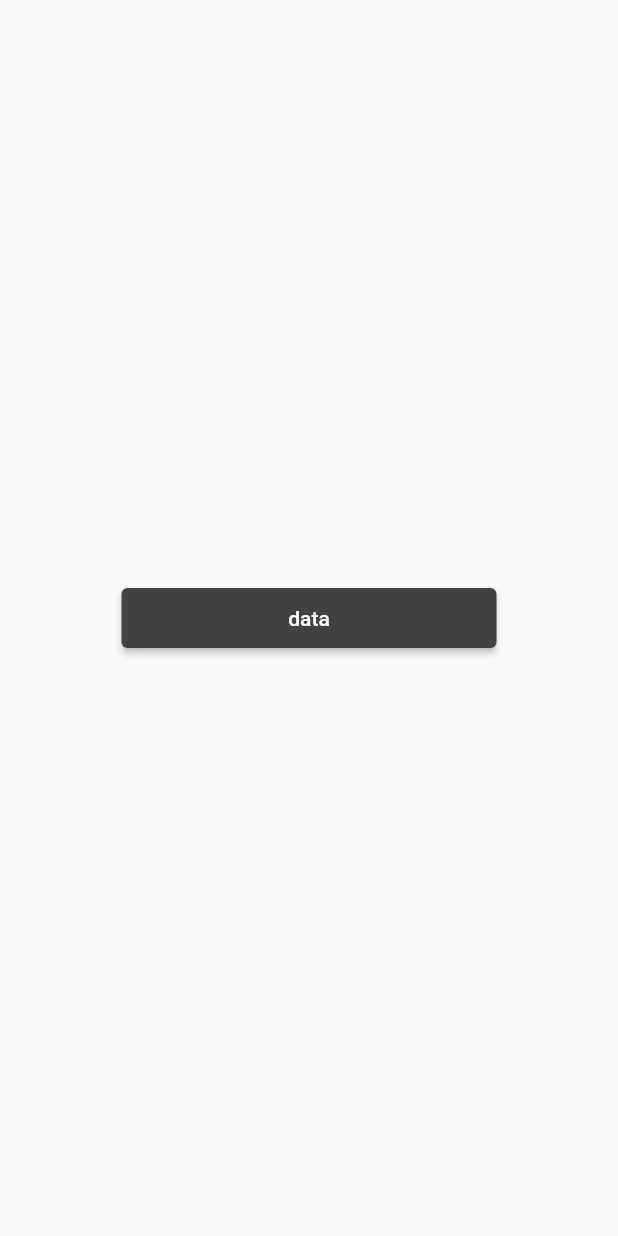
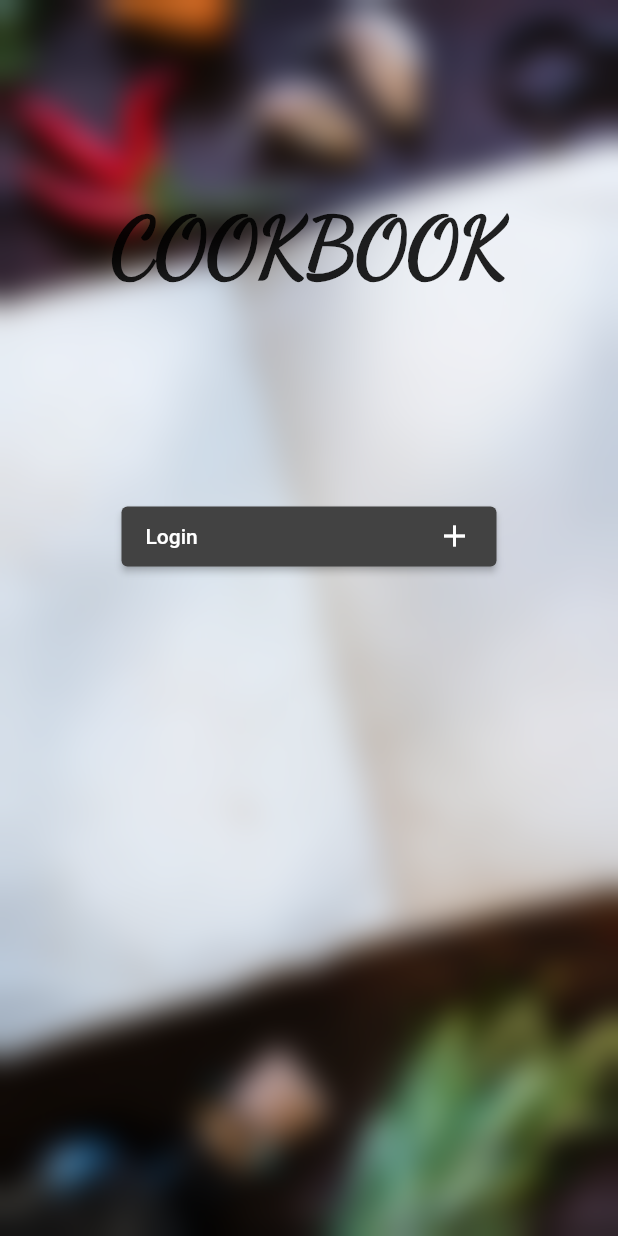
Before and after one commit to berkeparildar/Cookbook-App, a Flutter app: the screen it shows after launch, on a phone screen of 412 x 824 dp. Run offline on Flutter 3.47's test engine with Material 2 defaults, Android fonts, the phone set to English and light mode, and no system bars; our stand-ins replace cloud_firestore, firebase_auth, firebase_core; accounts and stored records are empty; generated files the repository leaves out were written again.

Commit message:
-Project final state and video recorded.

```diff
--- a/lib/add_recipe.dart
+++ b/lib/add_recipe.dart
@@ -477,8 +477,8 @@ class _AddRecipeState extends State<AddRecipePage> {
                                           preparingTController.text = value!;
                                         },
                                         textInputAction: TextInputAction.done,
-                                        maxLines: 10,
-                                        minLines: 3,
+                                        maxLines: 1,
+                                        minLines: 1,
                                       )),
                                 ),
                               ],
--- a/lib/main.dart
+++ b/lib/main.dart
@@ -11,8 +11,7 @@ import 'package:se380_project/google_sign_in.dart';
 import 'firebase_options.dart';
 import 'tags.dart';
 
-void main()  {
-
+void main() {
   runApp(MyApp());
 }
 
@@ -31,16 +30,14 @@ class _SplashScreenState extends State<SplashScreen> {
     // TODO: implement initState
     super.initState();
     initializeFirebase();
-
   }
 
   Future<void> initializeFirebase() async {
     await Firebase.initializeApp();
     setState(() {
       isFireBaseInit = true;
-
     });
-    if (FirebaseAuth.instance.currentUser != null){
+    if (FirebaseAuth.instance.currentUser != null) {
       goToMain();
     }
     //goToMain();
@@ -54,12 +51,53 @@ class _SplashScreenState extends State<SplashScreen> {
   @override
   Widget build(BuildContext context) {
     return Scaffold(
-      body: Center(
-        child: isFireBaseInit ? ElevatedButton(onPressed: () async {
-          await signInWithGoogle();
-          goToMain();
-        },
-            child: Text('data')) : CircularProgressIndicator(),
+      body: DecoratedBox(
+        decoration: const BoxDecoration(
+            image: DecorationImage(
+                image: AssetImage("Assets/images/bg.jpg"), fit: BoxFit.cover)),
+        child: BackdropFilter(
+          filter: ImageFilter.blur(sigmaY: 10, sigmaX: 10),
+          child: Center(
+            child: Column(
+              children: <Widget>[
+                const Expanded(
+                  flex: 40,
+                  child: Center(
+                      child: Text(
+                    "COOKBOOK",
+                    style: TextStyle(
+                        fontFamily: "DancingScript",
+                        fontSize: 55,
+                        fontWeight: FontWeight.bold),
+                  )),
+                ),
+                Expanded(
+                  flex: 60,
+                  child: Column(
+                    children: [
+                      Padding(
+                        padding: const EdgeInsets.all(4),
+                        child: ElevatedButton(
+                          onPressed: () async {
+                            await signInWithGoogle();
+                            goToMain();
+                          },
+                          child: Row(
+                            mainAxisAlignment: MainAxisAlignment.spaceBetween,
+                            children: const [
+                              Text("Login"),
+                              Icon(Icons.add),
+                            ],
+                          ),
+                        ),
+                      ),
+                    ],
+                  ),
+                ),
+              ],
+            ),
+          ),
+        ),
       ),
     );
   }
@@ -246,8 +284,9 @@ class _MyHomePageState extends State<MyHomePage> {
                         child: ElevatedButton(
                           onPressed: () async {
                             await signOutWithGogle();
-                            Navigator.of(context)
-                                .pushReplacement(MaterialPageRoute(builder: (context) => SplashScreen()));
+                            Navigator.of(context).pushReplacement(
+                                MaterialPageRoute(
+                                    builder: (context) => SplashScreen()));
                           },
                           child: Row(
                             mainAxisAlignment: MainAxisAlignment.spaceBetween,
```
